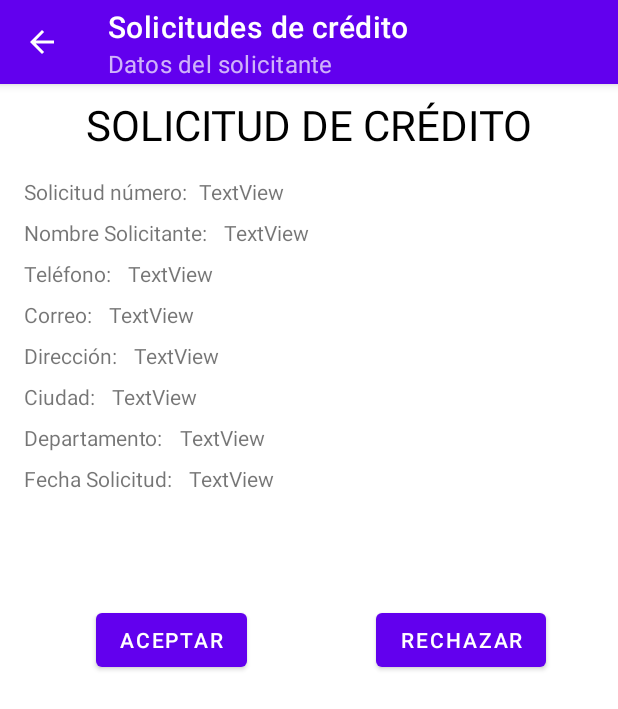
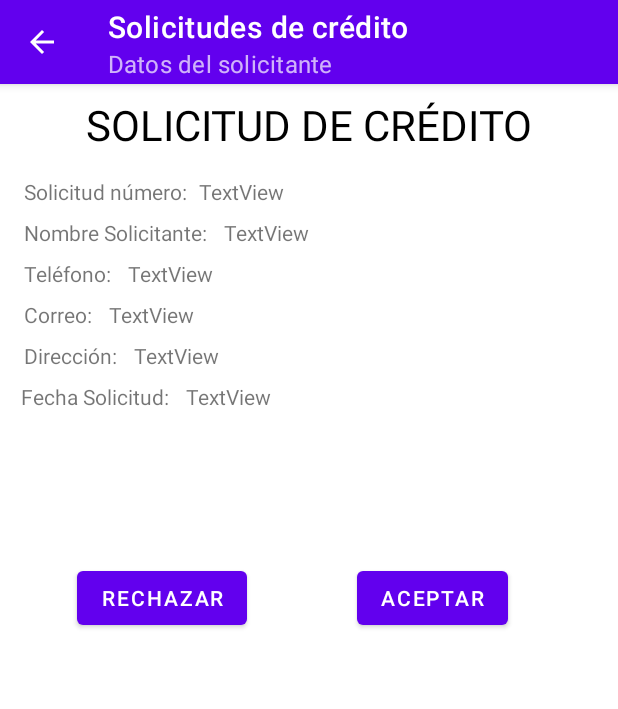
Before and after one commit to Rubensuaza/app-Tiendpp, an Android app: the FormularioSolicitudActivity screen opened directly, with no data from a screen before it, on a phone screen of 412 x 824 dp. Shown: the top 709 px of the screen. Run offline under Robolectric (Android 15) with nearby library versions, the phone set to English and light mode, and no system bars; our stand-ins replace ButterKnife; 6 statements that could not run were skipped.

Commit message:
add solicitudes Credito

```diff
--- a/app/src/main/java/co/edu/tiendpp/administrador/creditos/menu/FormularioSolicitudActivity.java
+++ b/app/src/main/java/co/edu/tiendpp/administrador/creditos/menu/FormularioSolicitudActivity.java
@@ -10,6 +10,7 @@ import androidx.appcompat.app.AppCompatActivity;
 import butterknife.BindView;
 import butterknife.ButterKnife;
 import co.edu.tiendpp.R;
+import co.edu.tiendpp.dto.CreditoDTO;
 import co.edu.tiendpp.util.ActionBarUtil;
 
 public class FormularioSolicitudActivity extends AppCompatActivity {
@@ -24,29 +25,23 @@ public class FormularioSolicitudActivity extends AppCompatActivity {
     TextView correo;
     @BindView(R.id.txtDireccion)
     TextView direccion;
-    @BindView(R.id.txtCiudad)
-    TextView ciudad;
-    @BindView(R.id.txtDepartamento)
-    TextView departamento;
     @BindView(R.id.txtFechaSolicitud)
     TextView fechaSolicitud;
+    private CreditoDTO solicitud;
 
-    private String[] solicitud;
 
     @Override
     protected void onCreate(Bundle savedInstanceState) {
         super.onCreate(savedInstanceState);
         setContentView(R.layout.activity_formulario_solicitud);
         ButterKnife.bind(this);
-        solicitud=getIntent().getStringArrayExtra("solicitud");
-        idCredito.setText(solicitud[0]);
-        nombre.setText(solicitud[1]);
-        telefono.setText(solicitud[7]);
-        correo.setText(solicitud[4]);
-        direccion.setText(solicitud[3]);
-        ciudad.setText(solicitud[5]);
-        departamento.setText(solicitud[6]);
-        fechaSolicitud.setText(solicitud[2]);
+        solicitud= (CreditoDTO) getIntent().getSerializableExtra("solicitud");
+        idCredito.setText(solicitud.getIdCredito());
+        nombre.setText(solicitud.getNombreUsuario()+" "+solicitud.getApellidoUsuaro());
+        telefono.setText(solicitud.getTelefono());
+        correo.setText(solicitud.getCorreo());
+        direccion.setText(solicitud.getDireccion());
+        fechaSolicitud.setText(solicitud.getFechaSolcitud().toString());
         ActionBarUtil.getInstance(this, true).setToolBar("Solicitudes de crédito", "Datos del solicitante");
 
 
--- a/app/src/main/res/layout/activity_formulario_solicitud.xml
+++ b/app/src/main/res/layout/activity_formulario_solicitud.xml
@@ -89,57 +89,30 @@
         app:layout_constraintTop_toBottomOf="@+id/textView7"
         app:layout_constraintVertical_bias="0.0" />
 
-    <TextView
-        android:id="@+id/textView9"
-        android:layout_width="wrap_content"
-        android:layout_height="wrap_content"
-        android:layout_marginTop="8dp"
-        android:text="Ciudad: "
-        app:layout_constraintBottom_toBottomOf="parent"
-        app:layout_constraintEnd_toEndOf="@+id/textView8"
-        app:layout_constraintHorizontal_bias="0.0"
-        app:layout_constraintStart_toStartOf="@+id/textView8"
-        app:layout_constraintTop_toBottomOf="@+id/textView8"
-        app:layout_constraintVertical_bias="0.0" />
-
-    <TextView
-        android:id="@+id/textView10"
-        android:layout_width="wrap_content"
-        android:layout_height="wrap_content"
-        android:layout_marginTop="8dp"
-        android:text="Departamento: "
-        app:layout_constraintBottom_toBottomOf="parent"
-        app:layout_constraintEnd_toEndOf="@+id/textView9"
-        app:layout_constraintHorizontal_bias="0.0"
-        app:layout_constraintStart_toStartOf="@+id/textView9"
-        app:layout_constraintTop_toBottomOf="@+id/textView9"
-        app:layout_constraintVertical_bias="0.0" />
-
     <Button
         android:id="@+id/btnAceptaCredito"
         android:layout_width="wrap_content"
         android:layout_height="wrap_content"
-        android:layout_marginStart="48dp"
-        android:layout_marginTop="8dp"
+        android:onClick="aceptarCredito"
         android:text="Aceptar"
-        android:onClick="aceptarCredito"
         app:layout_constraintBottom_toBottomOf="parent"
         app:layout_constraintEnd_toEndOf="parent"
-        app:layout_constraintHorizontal_bias="0.0"
-        app:layout_constraintStart_toStartOf="@+id/textView10"
-        app:layout_constraintTop_toBottomOf="@+id/textView10"
+        app:layout_constraintStart_toEndOf="@+id/btnRechazar"
+        app:layout_constraintTop_toBottomOf="@+id/txtFechaSolicitud"
         app:layout_constraintVertical_bias="0.2" />
 
     <Button
         android:id="@+id/btnRechazar"
         android:layout_width="wrap_content"
         android:layout_height="wrap_content"
-        android:layout_marginEnd="48dp"
+        android:onClick="rechazarCredito"
         android:text="Rechazar"
-        android:onClick="rechazarCredito"
         app:layout_constraintBottom_toBottomOf="@+id/btnAceptaCredito"
         app:layout_constraintEnd_toEndOf="parent"
-        app:layout_constraintTop_toTopOf="@+id/btnAceptaCredito" />
+        app:layout_constraintHorizontal_bias="0.171"
+        app:layout_constraintStart_toStartOf="parent"
+        app:layout_constraintTop_toBottomOf="@+id/textView18"
+        app:layout_constraintVertical_bias="1.0" />
 
     <TextView
         android:id="@+id/txtNumeroSolicitud"
@@ -207,42 +180,16 @@
         app:layout_constraintTop_toTopOf="@+id/textView8" />
 
     <TextView
-        android:id="@+id/txtCiudad"
-        android:layout_width="0dp"
-        android:layout_height="wrap_content"
-        android:layout_marginStart="8dp"
-        android:layout_marginEnd="16dp"
-        android:text="TextView"
-        app:layout_constraintBottom_toBottomOf="@+id/textView9"
-        app:layout_constraintEnd_toEndOf="parent"
-        app:layout_constraintHorizontal_bias="0.0"
-        app:layout_constraintStart_toEndOf="@+id/textView9"
-        app:layout_constraintTop_toTopOf="@+id/textView9" />
-
-    <TextView
-        android:id="@+id/txtDepartamento"
-        android:layout_width="0dp"
-        android:layout_height="wrap_content"
-        android:layout_marginStart="8dp"
-        android:layout_marginEnd="16dp"
-        android:text="TextView"
-        app:layout_constraintBottom_toBottomOf="@+id/textView10"
-        app:layout_constraintEnd_toEndOf="parent"
-        app:layout_constraintHorizontal_bias="0.0"
-        app:layout_constraintStart_toEndOf="@+id/textView10"
-        app:layout_constraintTop_toTopOf="@+id/textView10" />
-
-    <TextView
         android:id="@+id/textView18"
         android:layout_width="wrap_content"
         android:layout_height="wrap_content"
+        android:layout_marginStart="32dp"
         android:layout_marginTop="8dp"
         android:text="Fecha Solicitud: "
         app:layout_constraintBottom_toBottomOf="parent"
-        app:layout_constraintEnd_toEndOf="@+id/textView10"
-        app:layout_constraintHorizontal_bias="0.0"
-        app:layout_constraintStart_toStartOf="@+id/textView10"
-        app:layout_constraintTop_toBottomOf="@+id/textView10"
+        app:layout_constraintEnd_toEndOf="@+id/textView8"
+        app:layout_constraintStart_toStartOf="@+id/textView8"
+        app:layout_constraintTop_toBottomOf="@+id/textView8"
         app:layout_constraintVertical_bias="0.0" />
 
     <TextView
```
Also changed, not shown: app/src/main/java/co/edu/tiendpp/adapter/SolicitudCreditoAdapter.java (+18 -10 lines), app/src/main/java/co/edu/tiendpp/administrador/creditos/menu/SolicitudesCredito.java (+9 -12 lines), app/src/main/java/co/edu/tiendpp/dto/CreditoDTO.java (added, +20 -0 lines), app/src/main/java/co/edu/tiendpp/model/Credito.java (added, +21 -0 lines), app/src/main/java/co/edu/tiendpp/service/credito/CreditoClient.java (added, +18 -0 lines), app/src/main/java/co/edu/tiendpp/service/credito/CreditoServiceImpl.java (added, +42 -0 lines).
